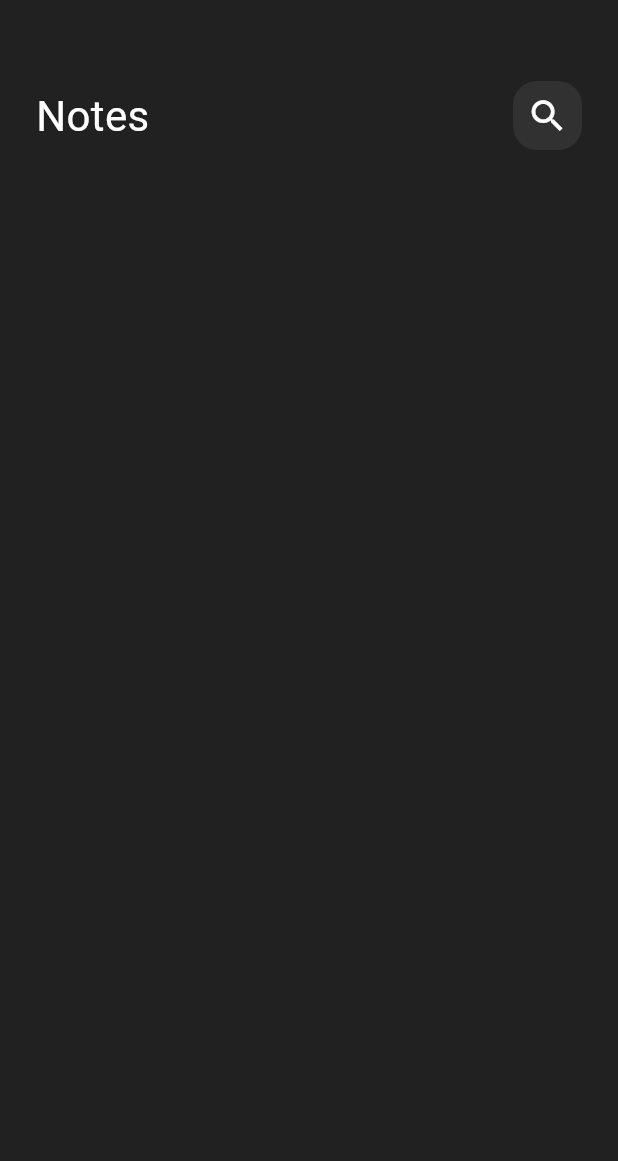
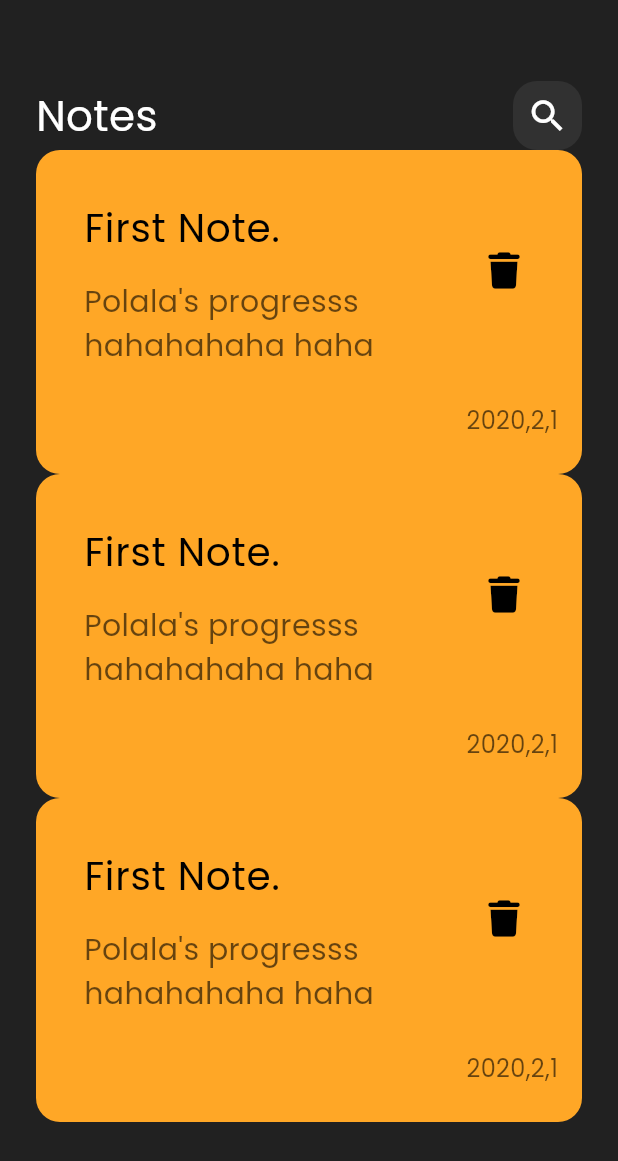
Before and after one commit to PolaAlaa/notes_app, a Flutter app: the screen it shows after launch, on a phone screen of 412 x 824 dp. Shown: the top 1161 px of the screen. Run offline on Flutter 3.47's test engine with Material 3 defaults, Android fonts, the phone set to English and light mode, and no system bars; our stand-ins replace font_awesome_flutter.

Commit message:
add font and icon package note container widget

```diff
--- a/lib/Views/note_view.dart
+++ b/lib/Views/note_view.dart
@@ -1,5 +1,6 @@
 import 'package:flutter/material.dart';
 import 'package:note_app/Views/widgets/Custom_AppBar_Widget.dart';
+import 'package:note_app/Views/widgets/note_Container.dart';
 
 class NoteView extends StatelessWidget {
   const NoteView({super.key});
@@ -14,7 +15,10 @@ class NoteView extends StatelessWidget {
             SizedBox(
               height: 30,
             ),
-            CustomAppBar()
+            CustomAppBar(),
+            note_container(),
+            note_container(),
+            note_container(),
           ],
         ),
       ),
--- /dev/null
+++ b/lib/Views/widgets/note_Container.dart
@@ -0,0 +1,53 @@
+import 'package:flutter/material.dart';
+import 'package:font_awesome_flutter/font_awesome_flutter.dart';
+
+class note_container extends StatelessWidget {
+  const note_container({
+    super.key,
+  });
+
+  @override
+  Widget build(BuildContext context) {
+    return Container(
+      padding: const EdgeInsets.symmetric(vertical: 24, horizontal: 16),
+      decoration: BoxDecoration(
+        borderRadius: BorderRadius.circular(16),
+        color: Colors.orange[400],
+      ),
+      child: Column(
+        crossAxisAlignment: CrossAxisAlignment.end,
+        children: [
+          ListTile(
+            title: const Text(
+              "First Note.",
+              style: TextStyle(fontSize: 26, color: Colors.black),
+            ),
+            subtitle: Padding(
+              padding: const EdgeInsets.symmetric(vertical: 16),
+              child: Text(
+                "Polala's progresss hahahahaha haha",
+                style: TextStyle(
+                    fontSize: 20, color: Colors.black.withOpacity(.6)),
+              ),
+            ),
+            trailing: const Padding(
+              padding: EdgeInsets.only(bottom: 64),
+              child: Icon(
+                FontAwesomeIcons.trash,
+                color: Colors.black,
+                size: 24,
+              ),
+            ),
+          ),
+          Text(
+            "2020,2,1",
+            style: TextStyle(
+              fontSize: 16,
+              color: Colors.black.withOpacity(.6),
+            ),
+          ),
+        ],
+      ),
+    );
+  }
+}
--- a/lib/main.dart
+++ b/lib/main.dart
@@ -12,7 +12,8 @@ class noteApp extends StatelessWidget {
   @override
   Widget build(BuildContext context) {
     return MaterialApp(
-      theme: ThemeData(scaffoldBackgroundColor: Colors.grey.shade900),
+      theme: ThemeData(
+          scaffoldBackgroundColor: Colors.grey.shade900, fontFamily: "Poppins"),
       home: const NoteView(),
     );
   }
```
Also changed, not shown: pubspec.yaml (+5 -5 lines), lib/assets/fonts/Poppins-Regular.ttf (added), pubspec.lock.
